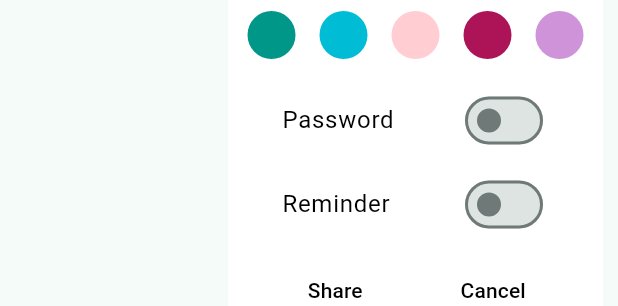
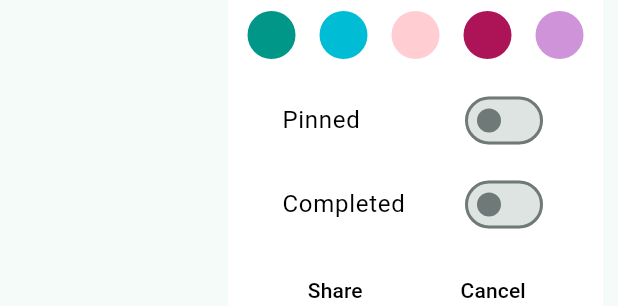
Before and after one commit to tryadnancode/LoginFlutter, a Flutter app: the ColorPickerDialog widget shown alone on an empty page, opened directly with empty values, on a phone screen of 412 x 824 dp. Shown: the part 166-472 px from the top of the screen. Run offline on Flutter 3.47's test engine with Material 3 defaults, Android fonts, the phone set to English and light mode, and no system bars; our stand-ins replace get, shared_preferences; accounts and stored records are empty; network calls fail.

Commit message:
pinned+complete

```diff
--- a/lib/screen/all_notes/view_all_screen.dart
+++ b/lib/screen/all_notes/view_all_screen.dart
@@ -20,7 +20,9 @@ class ViewAllScreen extends StatelessWidget {
         ),
         body: Column(
           children: [
-            Row(
+            Container(
+              color: Colors.black12,
+              child: Row(
                 children: [
                   const Padding(
                     padding: EdgeInsets.all(16),
@@ -42,6 +44,7 @@ class ViewAllScreen extends StatelessWidget {
                     ),
                   ),
                 ],
+              ),
             ),
             Expanded(
               child: Obx(() {
--- a/lib/screen/dashboard/dialog/color_picker_dialog.dart
+++ b/lib/screen/dashboard/dialog/color_picker_dialog.dart
@@ -1,6 +1,116 @@
+// import 'package:flutter/material.dart';
+//
+// class ColorPickerDialog extends StatelessWidget {
+//   final Color selectedColor;
+//   final ValueChanged<Color> onColorSelected;
+//
+//    ColorPickerDialog({
+//     super.key,
+//     required this.selectedColor,
+//     required this.onColorSelected,
+//   });
+//   final List<Color> colors = [
+//     Colors.green,
+//     Colors.blue,
+//     Colors.yellow,
+//     Colors.purple,
+//     Colors.orange,
+//     Colors.teal,
+//     Colors.cyan,
+//     const Color(0xFFFFCDD2),
+//     const Color(0xFFAD1457),
+//     const Color(0xFFCE93D8),
+//   ];
+//   @override
+//   Widget build(BuildContext context) {
+//         return Stack(
+//           children: [
+//             Positioned(
+//               right: 10,
+//               top: 10,
+//               child: Material(
+//                type: MaterialType.transparency,
+//                 child: Container(
+//                  width: 250,
+//                   decoration: BoxDecoration(borderRadius: BorderRadius.circular(20),   color: Colors.white),
+//                   child: Column(
+//                     mainAxisSize: MainAxisSize.min,
+//                     children: [
+//                       const Padding(
+//                         padding: EdgeInsets.all(8.0),
+//                         child: Text('Note Color', style: TextStyle(fontSize: 18,color: Colors.black)),
+//                       ),
+//                       const SizedBox(height: 10),
+//                       SingleChildScrollView(
+//                         child: Column(
+//                           crossAxisAlignment: CrossAxisAlignment.center,
+//                           children: [
+//                             Wrap(
+//                               children: colors.map((color) {
+//                                 return GestureDetector(
+//                                   onTap: () {
+//                                     Navigator.of(context).pop(color);
+//                                     onColorSelected(color);
+//                                   },
+//                                   child: Padding(
+//                                     padding: const EdgeInsets.all(8.0),
+//                                     child: CircleAvatar(
+//                                       backgroundColor: color,
+//                                       radius: 16,
+//                                     ),
+//                                   ),
+//                                 );
+//                               }).toList(),
+//                             ),
+//                             const SizedBox(height: 5),
+//                             SwitchListTile(
+//                               title: const Text('Pinned',style: TextStyle(color: Colors.black),),
+//                               value: false,
+//                               onChanged: (bool value) {
+//                                 // Handle switch change if needed
+//                               },
+//                               contentPadding: const EdgeInsets.symmetric(horizontal: 36),
+//                             ),
+//                             SwitchListTile(
+//                               title: const Text('Completed',style: TextStyle(color: Colors.black),),
+//                               value: false,
+//                               onChanged: (bool value) {
+//                                 // Handle switch change if needed
+//                               },
+//                               contentPadding: const EdgeInsets.symmetric(horizontal: 36),
+//                             ),
+//                           ],
+//                         ),
+//                       ),
+//                       const SizedBox(height: 5),
+//                       Row(
+//                         mainAxisAlignment: MainAxisAlignment.spaceEvenly,
+//                         children: [
+//                           TextButton(
+//                             onPressed: () => Navigator.of(context).pop(),
+//                             child: const Text('Share',style: TextStyle(color: Colors.black),),
+//                           ),
+//                           TextButton(
+//                             onPressed: () => Navigator.of(context).pop(),
+//                             child: const Text('Cancel',style: TextStyle(color: Colors.black),),
+//                           ),
+//                         ],
+//                       ),
+//                       const SizedBox(height: 10),
+//                     ],
+//                   ),
+//                 ),
+//               ),
+//             ),
+//           ],
+//         );
+//   }
+// }
+
 import 'package:flutter/material.dart';
+import 'package:login/screen/detail/view/detail_controller.dart';
 
-class ColorPickerDialog extends StatelessWidget {
+class ColorPickerDialog extends StatefulWidget {
   final Color selectedColor;
   final ValueChanged<Color> onColorSelected;
 
@@ -9,6 +119,15 @@ class ColorPickerDialog extends StatelessWidget {
     required this.selectedColor,
     required this.onColorSelected,
   });
+
+  @override
+  _ColorPickerDialogState createState() => _ColorPickerDialogState();
+}
+
+class _ColorPickerDialogState extends State<ColorPickerDialog> {
+  bool isPinned = false;
+  bool isCompleted = false;
+
   final List<Color> colors = [
     Colors.green,
     Colors.blue,
@@ -21,6 +140,25 @@ class ColorPickerDialog extends StatelessWidget {
     const Color(0xFFAD1457),
     const Color(0xFFCE93D8),
   ];
+
+  @override
+  void initState() {
+    super.initState();
+    // Initialize states based on current note data
+    final controller = DetailController.to;
+    final noteData = controller.listData.value;
+
+    isPinned = noteData.pinned ?? false;
+    isCompleted = noteData.isCompleted ?? false;
+  }
+
+  void _updateNote() {
+    final controller = DetailController.to;
+    controller.updateColor(widget.selectedColor);
+    controller.updatePinned(isPinned);
+    controller.updateCompleted(isCompleted);
+  }
+
   @override
   Widget build(BuildContext context) {
     return Stack(
@@ -32,13 +170,16 @@ class ColorPickerDialog extends StatelessWidget {
             type: MaterialType.transparency,
             child: Container(
               width: 250,
-                  decoration: BoxDecoration(borderRadius: BorderRadius.circular(20),   color: Colors.white),
+              decoration: BoxDecoration(
+                borderRadius: BorderRadius.circular(20),
+                color: Colors.white,
+              ),
               child: Column(
                 mainAxisSize: MainAxisSize.min,
                 children: [
                   const Padding(
                     padding: EdgeInsets.all(8.0),
-                        child: Text('Note Color', style: TextStyle(fontSize: 18,color: Colors.black)),
+                    child: Text('Note Color', style: TextStyle(fontSize: 18, color: Colors.black)),
                   ),
                   const SizedBox(height: 10),
                   SingleChildScrollView(
@@ -49,8 +190,10 @@ class ColorPickerDialog extends StatelessWidget {
                           children: colors.map((color) {
                             return GestureDetector(
                               onTap: () {
-                                    Navigator.of(context).pop(color);
-                                    onColorSelected(color);
+                                setState(() {
+                                  widget.onColorSelected(color);
+                                });
+                                _updateNote();
                               },
                               child: Padding(
                                 padding: const EdgeInsets.all(8.0),
@@ -64,18 +207,24 @@ class ColorPickerDialog extends StatelessWidget {
                         ),
                         const SizedBox(height: 5),
                         SwitchListTile(
-                              title: const Text('Password',style: TextStyle(color: Colors.black),),
-                              value: false,
+                          title: const Text('Pinned', style: TextStyle(color: Colors.black)),
+                          value: isPinned,
                           onChanged: (bool value) {
-                                // Handle switch change if needed
+                            setState(() {
+                              isPinned = value;
+                            });
+                            _updateNote();
                           },
                           contentPadding: const EdgeInsets.symmetric(horizontal: 36),
                         ),
                         SwitchListTile(
-                              title: const Text('Reminder',style: TextStyle(color: Colors.black),),
-                              value: false,
+                          title: const Text('Completed', style: TextStyle(color: Colors.black)),
+                          value: isCompleted,
                           onChanged: (bool value) {
-                                // Handle switch change if needed
+                            setState(() {
+                              isCompleted = value;
+                            });
+                            _updateNote();
                           },
                           contentPadding: const EdgeInsets.symmetric(horizontal: 36),
                         ),
@@ -88,11 +237,11 @@ class ColorPickerDialog extends StatelessWidget {
                     children: [
                       TextButton(
                         onPressed: () => Navigator.of(context).pop(),
-                            child: const Text('Share',style: TextStyle(color: Colors.black),),
+                        child: const Text('Share', style: TextStyle(color: Colors.black)),
                       ),
                       TextButton(
                         onPressed: () => Navigator.of(context).pop(),
-                            child: const Text('Cancel',style: TextStyle(color: Colors.black),),
+                        child: const Text('Cancel', style: TextStyle(color: Colors.black)),
                       ),
                     ],
                   ),
```
Also changed, not shown: lib/screen/detail/view/detail_controller.dart (+149 -2 lines). Lines whose indentation alone changed are shown as unchanged.
